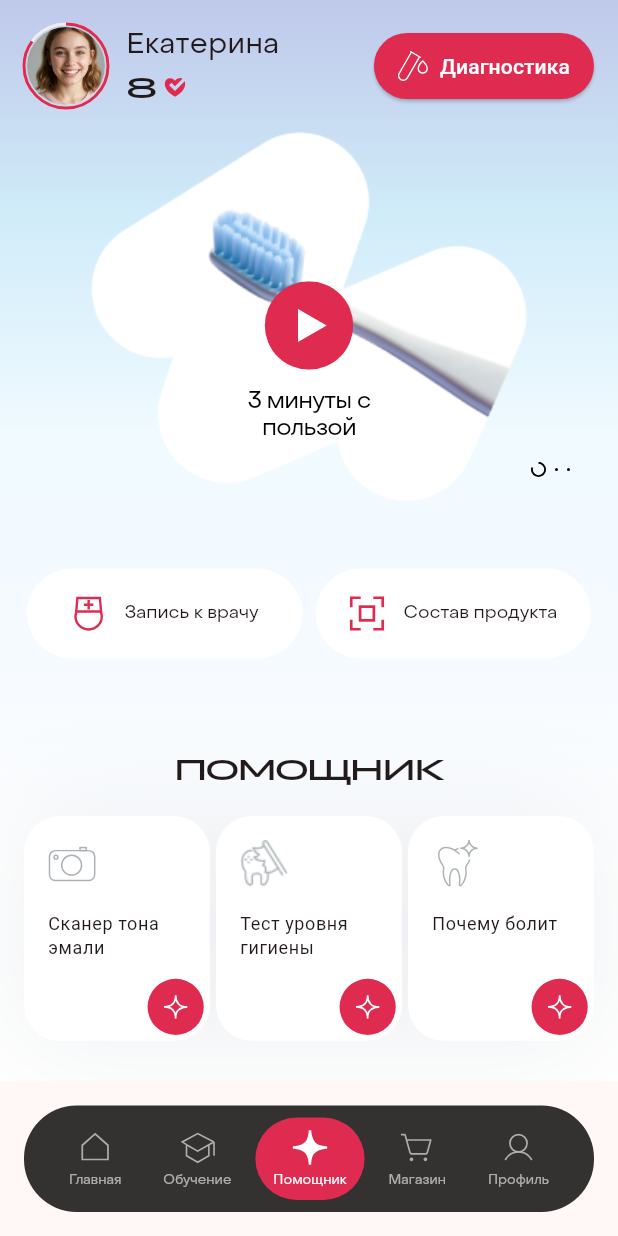
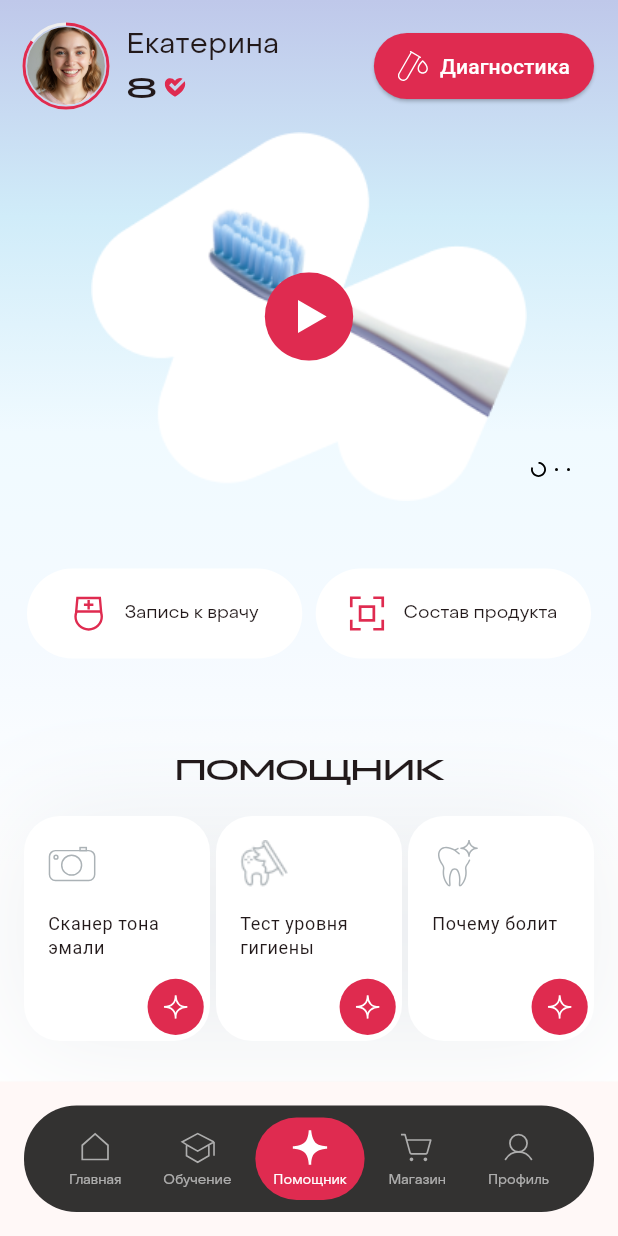
Before and after one commit to AlexeyZelenko/my_flutter, a Flutter app: the screen it shows after launch, on a phone screen of 412 x 824 dp. Run offline on Flutter 3.47's test engine with Material 3 defaults, Android fonts, the phone set to English and light mode, and no system bars; our stand-ins replace flutter_svg; project files that could hold a hidden picture were left out.

Commit message:
refactor(video_player_section): improve layout and styling of play button overlay
Restructure the `_buildOverlayWithPlayButton` method to use a `Stack` for better positioning of the play button and title text. Adjust the text color to white for better visibility and simplify the layout logic.

```diff
--- a/lib/widgets/main/video_player_section.dart
+++ b/lib/widgets/main/video_player_section.dart
@@ -18,7 +18,7 @@ class _VideoPlayerSectionState extends State<VideoPlayerSection> {
       'title': '3 минуты с пользой',
     },
     {
-      'image': 'assets/images/main/toothpaste_in_mouth.png',
+      'image': 'assets/images/main/toothbrush.png',
       'title': 'Полезное видео #2',
     },
     {
@@ -87,31 +87,30 @@ class _VideoPlayerSectionState extends State<VideoPlayerSection> {
   }
 
   Widget _buildOverlayWithPlayButton(ThemeData theme, String title) {
-    return Positioned.fill(
-      top: 60,
-      left: 0, right: 0,
-      child: Container(
+    return Stack(
+      children: [
+        // Кнопка воспроизведения в центре
+        Positioned.fill(
           child: Center(
-          child: Column(
-            mainAxisSize: MainAxisSize.min,
-            children: [
-              InkWell(
+            child: InkWell(
               onTap: () {
                 debugPrint('Play button tapped on page $_currentPage');
               },
-                child: Container(
-                  child: Center(
               child: SvgPicture.asset(
                 'assets/icons/play_video.svg',
-                      width: 60, // Немного увеличим размер иконки
+                width: 60,
                 height: 60,
               ),
             ),
           ),
         ),
-              const SizedBox(height: 12),
-              SizedBox(
-                width: 120, // Увеличим ширину текста
+        // Текст внизу изображения
+        Positioned(
+          bottom: 60,
+          left: 0,
+          right: 0,
+          child: SizedBox(
+            width: 120,
             child: Text(
               title,
               style: const TextStyle(
@@ -119,15 +118,13 @@ class _VideoPlayerSectionState extends State<VideoPlayerSection> {
                 fontSize: 16.0,
                 height: 1.1,
                 letterSpacing: -0.5,
-                    color: Colors.black, // Добавим белый цвет текста для лучшей видимости на фоне
+                color: Colors.white,
               ),
               textAlign: TextAlign.center,
             ),
-              )
-            ],
           ),
         ),
-      ),
+      ],
     );
   }
 
```
Lines whose indentation alone changed are shown as unchanged.
